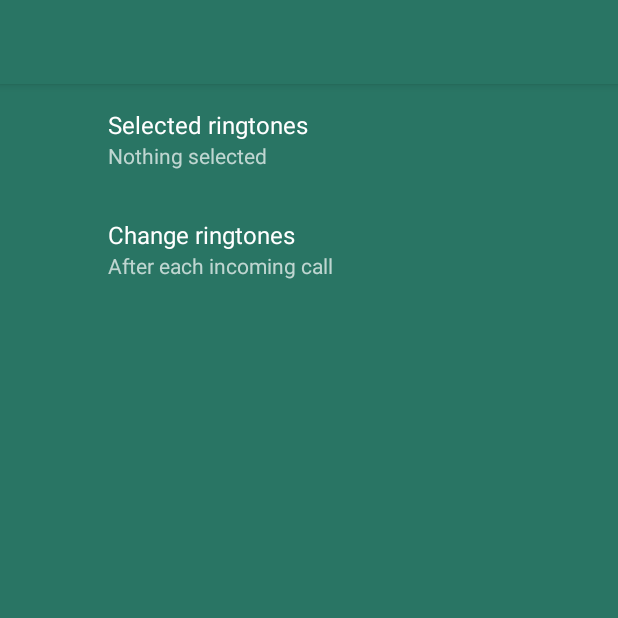
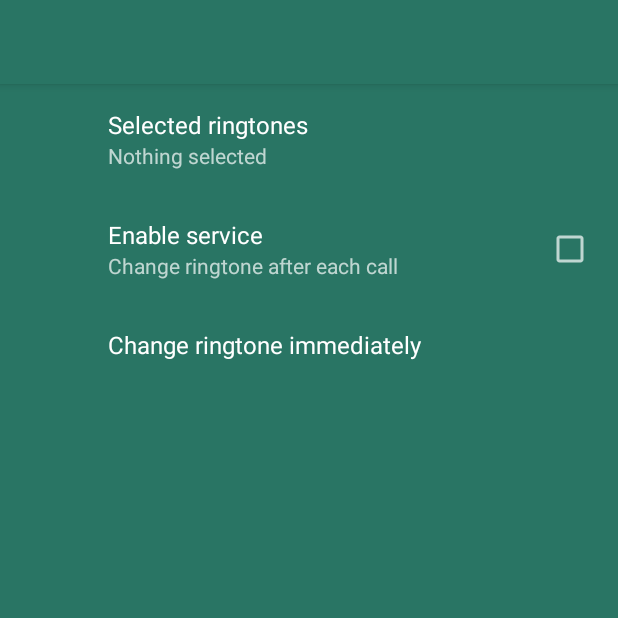
Before and after one commit to kifio/ringtones-manager, an Android app: the screen it shows after launch (MainActivity), on a phone screen of 412 x 824 dp, the top half of it. Run offline under Robolectric (Android 15) with nearby library versions, the phone set to English and light mode, and no system bars; our stand-ins replace androidx.preference.

Commit message:
Меня устраивает ui

```diff
--- a/src/main/java/kifio/ringtones/BasePreferencesFragment.kt
+++ /dev/null
@@ -1,15 +0,0 @@
-package kifio.ringtones
-
-import android.os.Bundle
-import android.support.v7.preference.PreferenceFragmentCompat
-import android.support.v7.preference.Preference.OnPreferenceClickListener
-
-abstract class BasePreferencesFragment : PreferenceFragmentCompat(), OnPreferenceClickListener {
-
-    override fun onActivityCreated(savedInstanceState: Bundle?) {
-        super.onActivityCreated(savedInstanceState)
-        for (i in 0 until preferenceScreen.preferenceCount)
-            preferenceScreen.getPreference(i).onPreferenceClickListener = this
-    }
-
-}
--- a/src/main/java/kifio/ringtones/MainActivity.kt
+++ b/src/main/java/kifio/ringtones/MainActivity.kt
@@ -9,7 +9,7 @@ class MainActivity : AppCompatActivity() {
     override fun onCreate(savedInstanceState: Bundle?) {
         super.onCreate(savedInstanceState)
         setContentView(R.layout.a_main)
-        pushFragment(MainPreferencesFragment(), null)
+        pushFragment(SettingsFragment(), null)
     }
 
     fun pushFragment(f: Fragment, title: CharSequence?) {
@@ -20,7 +20,4 @@ class MainActivity : AppCompatActivity() {
                 .commit()
     }
 
-    fun popFragmanet() {
-        supportFragmentManager.popBackStack()
-    }
 }
--- a/src/main/java/kifio/ringtones/MainPreferencesFragment.kt
+++ /dev/null
@@ -1,21 +0,0 @@
-package kifio.ringtones
-
-import android.os.Bundle
-import android.support.v7.preference.PreferenceFragmentCompat
-
-class MainPreferencesFragment : BasePreferencesFragment() {
-
-    override fun onCreatePreferences(savedInstanceState: Bundle?, rootKey: String?) {
-        addPreferencesFromResource(R.xml.settings)
-    }
-
-    override fun onPreferenceClick(p: android.support.v7.preference.Preference?): Boolean {
-        if (p == null) return false
-        val a = activity as MainActivity
-        if (p.key == "how_to_change") {
-            a.pushFragment(ChangeRingtonePreferencesFragment(), p.title)
-        }
-        return true
-    }
-
-}
--- a/src/main/res/values/colors.xml
+++ b/src/main/res/values/colors.xml
@@ -2,7 +2,7 @@
 <resources>
     <color name="colorPrimaryDark">#246859</color>
     <color name="colorPrimary">#297564</color>
-    <color name="colorAccent">#ec3940</color>
+    <color name="colorAccent">#ff8672</color>
     <color name="colorPrimaryText">#FFFFFF</color>
     <color name="colorSecondaryText">#BDBDBD</color>
     <color name="colorIcons">#FFFFFF</color>
--- /dev/null
+++ b/src/main/res/values/keys.xml
@@ -0,0 +1,6 @@
+<?xml version="1.0" encoding="utf-8"?>
+<resources>
+    <string name="pref_after_each_incoming_call">pref_after_each_incoming_call</string>
+    <string name="pref_selected_ringtones">pref_selected_ringtones</string>
+    <string name="pref_change_ringtones">pref_change_ringtones</string>
+</resources>
--- a/src/main/res/values/strings.xml
+++ b/src/main/res/values/strings.xml
@@ -3,13 +3,10 @@
 
     <!-- Settings -->
     <string name="selected_ringtones">Selected ringtones</string>
-    <string name="how_to_change_ringtones">Change ringtones</string>
+    <string name="enable_service">Enable service</string>
+    <string name="enable_service_description">Change ringtone after each call</string>
+    <string name="change_immediately">Change ringtone immediately</string>
+    <string name="nothing_selected">Nothing selected</string>
 
-    <string name="selected_ringtones_default_value">Nothing selected</string>
-    <string name="how_to_change_ringtones_default_value">After each incoming call</string>
-
-    <!-- How to change rington -->
-    <string name="after_incoming_calls">After incoming calls</string>
-    <string name="by_schedule">By schedule</string>
 
 </resources>
--- a/src/main/res/xml/settings.xml
+++ b/src/main/res/xml/settings.xml
@@ -1,14 +1,17 @@
 <?xml version="1.0" encoding="utf-8"?>
 <PreferenceScreen xmlns:android="http://schemas.android.com/apk/res/android">
 
-    <Preference android:key="ringtones_list"
+    <Preference android:key="@string/pref_selected_ringtones"
         android:title="@string/selected_ringtones"
-        android:summary="@string/selected_ringtones_default_value"
-        android:defaultValue="@string/selected_ringtones_default_value"/>
+        android:summary="@string/nothing_selected"
+        android:defaultValue="@string/nothing_selected"/>
 
-    <Preference android:key="how_to_change"
-        android:title="@string/how_to_change_ringtones"
-        android:summary="@string/how_to_change_ringtones_default_value"
-        android:defaultValue="@string/how_to_change_ringtones_default_value"/>
+    <CheckBoxPreference android:key="@string/pref_after_each_incoming_call"
+        android:title="@string/enable_service"
+        android:summary="@string/enable_service_description"
+        android:defaultValue="false"/>
+
+    <Preference android:key="@null"
+        android:title="@string/change_immediately"/>
 
 </PreferenceScreen>
```
Also changed, not shown: src/main/AndroidManifest.xml (+8 -1 lines), src/main/java/kifio/ringtones/ChangeRingtonePreferencesFragment.kt (deleted, +0 -22 lines), src/main/java/kifio/ringtones/IncomingCallReceiver.kt (added, +16 -0 lines), src/main/java/kifio/ringtones/NumberPickerFragment.kt (deleted, +0 -31 lines), src/main/java/kifio/ringtones/SettingsFragment.kt (added, +36 -0 lines), src/main/res/xml/how_to_change.xml (deleted, +0 -14 lines), 2 other files.
